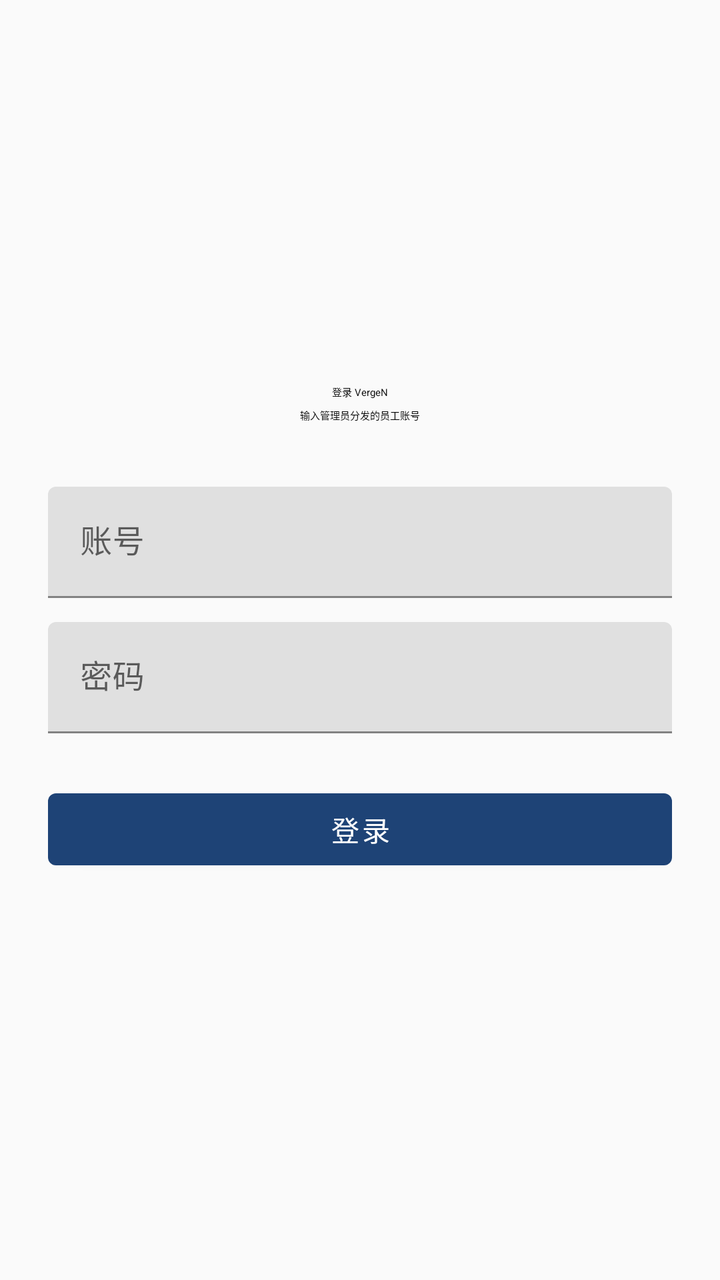
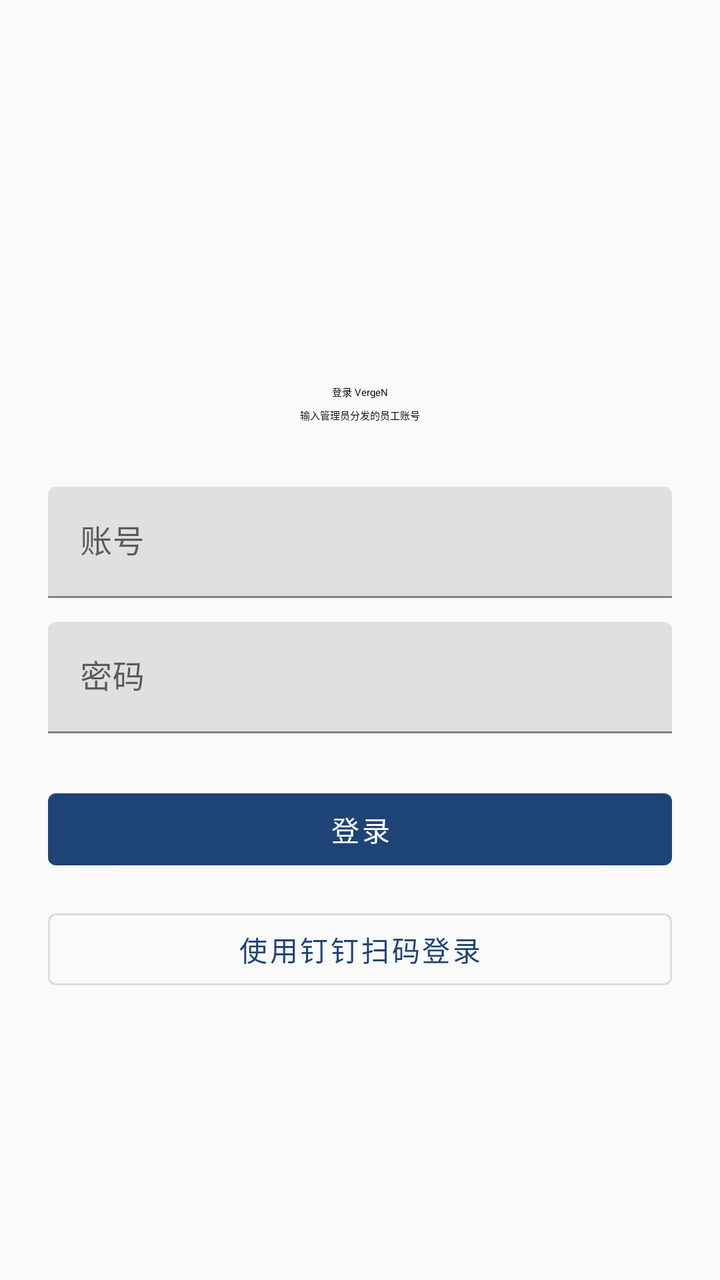

The first picture is an Android layout as it rendered before a commit; the second is the same layout after the commit. The layout source and the unified diff follow.
<!-- AndroidManifest.xml: application theme BootstrapTheme -->
<!-- res/layout/activity_enterprise_login.xml -->
<?xml version="1.0" encoding="utf-8"?>
<ScrollView xmlns:android="http://schemas.android.com/apk/res/android"
    android:layout_width="match_parent"
    android:layout_height="match_parent"
    android:fillViewport="true">

    <LinearLayout
        android:layout_width="match_parent"
        android:layout_height="wrap_content"
        android:orientation="vertical"
        android:padding="24dp"
        android:gravity="center_horizontal">

        <ImageView
            android:layout_width="96dp"
            android:layout_height="96dp"
            android:layout_marginTop="56dp"
            android:src="@mipmap/ic_launcher"
            android:contentDescription="@null" />

        <TextView
            android:layout_width="wrap_content"
            android:layout_height="wrap_content"
            android:layout_marginTop="16dp"
            android:text="@string/enterprise_login_title"
            android:textAppearance="?attr/textAppearanceHeadlineSmall" />

        <TextView
            android:layout_width="wrap_content"
            android:layout_height="wrap_content"
            android:layout_marginTop="4dp"
            android:text="@string/enterprise_login_hint"
            android:textAppearance="?attr/textAppearanceBodySmall" />

        <com.google.android.material.textfield.TextInputLayout
            android:id="@id/enterprise_username"
            android:layout_width="match_parent"
            android:layout_height="wrap_content"
            android:layout_marginTop="32dp"
            android:hint="@string/enterprise_login_username">

            <com.google.android.material.textfield.TextInputEditText
                android:id="@id/enterprise_username_input"
                android:layout_width="match_parent"
                android:layout_height="wrap_content"
                android:inputType="text"
                android:maxLines="1" />
        </com.google.android.material.textfield.TextInputLayout>

        <com.google.android.material.textfield.TextInputLayout
            android:id="@id/enterprise_password"
            android:layout_width="match_parent"
            android:layout_height="wrap_content"
            android:layout_marginTop="12dp"
            android:hint="@string/enterprise_login_password">

            <com.google.android.material.textfield.TextInputEditText
                android:id="@id/enterprise_password_input"
                android:layout_width="match_parent"
                android:layout_height="wrap_content"
                android:inputType="textPassword"
                android:maxLines="1" />
        </com.google.android.material.textfield.TextInputLayout>

        <Button
            android:id="@id/enterprise_submit"
            android:layout_width="match_parent"
            android:layout_height="wrap_content"
            android:layout_marginTop="24dp"
            android:text="@string/enterprise_login_submit" />

        <ProgressBar
            android:id="@id/enterprise_progress"
            style="?android:attr/progressBarStyleHorizontal"
            android:layout_width="match_parent"
            android:layout_height="wrap_content"
            android:indeterminate="true"
            android:visibility="gone" />

        <TextView
            android:id="@id/enterprise_error"
            android:layout_width="match_parent"
            android:layout_height="wrap_content"
            android:layout_marginTop="16dp"
            android:gravity="center"
            android:textColor="#B3261E"
            android:textAppearance="?attr/textAppearanceBodyMedium"
            android:visibility="gone" />
    </LinearLayout>
</ScrollView>
<!-- resources referenced by this layout -->
<resources>
  <!-- mipmap ic_launcher (mipmap-anydpi-v26) -->
  <?xml version="1.0" encoding="utf-8"?>
  <adaptive-icon xmlns:android="http://schemas.android.com/apk/res/android">
      <background android:drawable="@color/ic_launcher_background"/>
      <foreground android:drawable="@drawable/ic_launcher_foreground"/>
      <monochrome android:drawable="@drawable/ic_launcher_foreground" />
  </adaptive-icon>
  <string name="enterprise_login_hint">输入管理员分发的员工账号</string>
  <string name="enterprise_login_password">密码</string>
  <string name="enterprise_login_submit">登录</string>
  <string name="enterprise_login_title">登录 VergeN</string>
  <string name="enterprise_login_username">账号</string>
  <style name="BootstrapTheme" parent="AppThemeLight" />
  <color name="ic_launcher_background">#FFFFFF</color>
  <style name="AppThemeLight" parent="AppThemeLightBase">
          <item name="android:statusBarColor">@color/color_system_ui_overlay</item>
          <item name="android:navigationBarColor">@color/color_system_ui_overlay</item>
      </style>
  <color name="color_system_ui_overlay">#50000000</color>
  <color name="color_light_background">#FFFAFAFA</color>
  <color name="color_clash_light">#1e4376</color>
  <color name="color_light_clash_stopped">#FF808080</color>
  <color name="color_light_control_disabled">#FFD3D3D3</color>
  <style name="AppBottomSheetDialogLight" parent="AppBottomSheetDialogLightBase">
          <item name="android:statusBarColor">@android:color/transparent</item>
          <item name="android:navigationBarColor">@color/color_system_ui_overlay</item>
      </style>
  <style name="AppFullScreenDialogLight" parent="AppFullScreenDialogLightBase">
          <item name="android:statusBarColor">@android:color/transparent</item>
          <item name="android:navigationBarColor">@color/color_system_ui_overlay</item>
      </style>
  <style name="AppBottomSheetStyle" parent="Widget.Design.BottomSheet.Modal">
          <item name="android:background">@drawable/bg_bottom_sheet</item>
      </style>
  <!-- drawable bg_bottom_sheet (drawable) -->
  <?xml version="1.0" encoding="utf-8"?>
  <layer-list xmlns:android="http://schemas.android.com/apk/res/android">
      <item>
          <shape android:shape="rectangle">
              <solid android:color="?attr/colorSurface" />
              <corners
                  android:topLeftRadius="16dp"
                  android:topRightRadius="16dp" />
          </shape>
      </item>
      <item
          android:gravity="top|center_horizontal"
          android:top="@dimen/bottom_sheet_background_padding_top">
          <shape android:shape="rectangle">
              <size
                  android:width="40dp"
                  android:height="@dimen/bottom_sheet_header_height" />
              <solid android:color="?attr/colorControlHighlight" />
              <corners android:radius="5dp" />
          </shape>
      </item>
  </layer-list>
  <dimen name="bottom_sheet_background_padding_top">10dp</dimen>
  <dimen name="bottom_sheet_header_height">5dp</dimen>
  <!-- unchanged entries left out for length: 4 -->
</resources>

<!-- the commit's change to res/layout/activity_enterprise_login.xml (unified diff, before → after) -->
@@ -69,6 +69,14 @@
             android:layout_marginTop="24dp"
             android:text="@string/enterprise_login_submit" />
 
+        <Button
+            android:id="@id/enterprise_dingtalk"
+            style="?attr/materialButtonOutlinedStyle"
+            android:layout_width="match_parent"
+            android:layout_height="wrap_content"
+            android:layout_marginTop="12dp"
+            android:text="@string/enterprise_login_dingtalk" />
+
         <ProgressBar
             android:id="@id/enterprise_progress"
             style="?android:attr/progressBarStyleHorizontal"
<!-- resource entries referenced after the edit -->
@@ -7,6 +7,7 @@
       <foreground android:drawable="@drawable/ic_launcher_foreground"/>
       <monochrome android:drawable="@drawable/ic_launcher_foreground" />
   </adaptive-icon>
+  <string name="enterprise_login_dingtalk">使用钉钉扫码登录</string>
   <string name="enterprise_login_hint">输入管理员分发的员工账号</string>
   <string name="enterprise_login_password">密码</string>
   <string name="enterprise_login_submit">登录</string>
